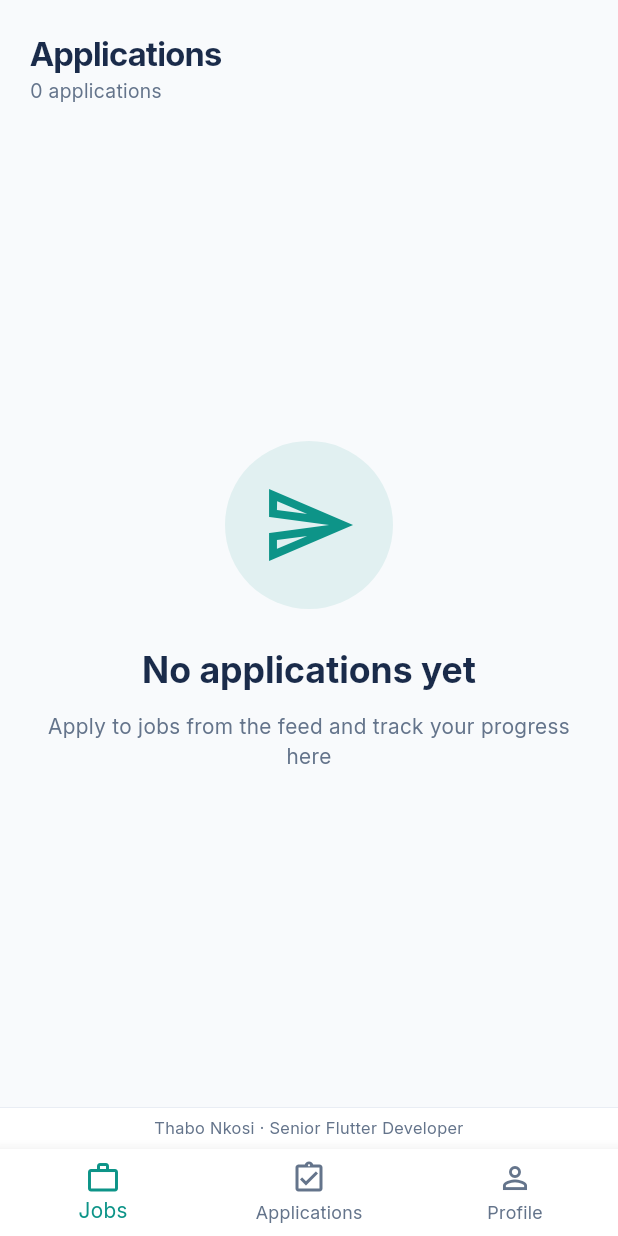
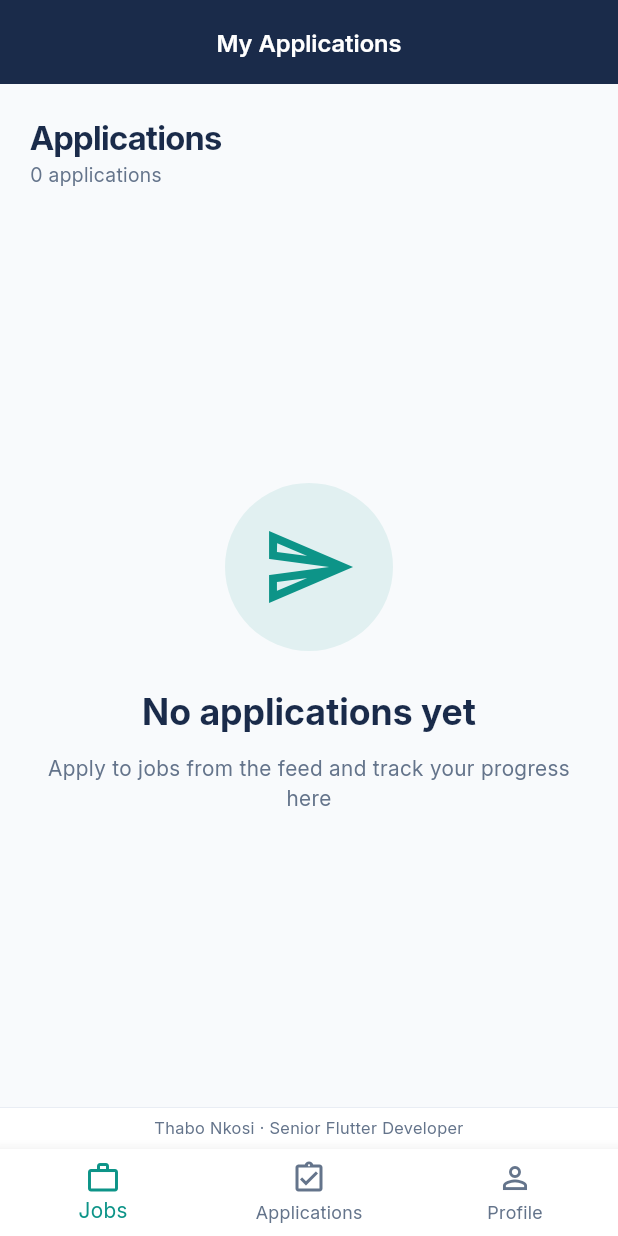
Before and after one commit to mrhartze-web/hireiq-claude-code, a Flutter app: the ApplicationTracker screen opened by its route, on a phone screen of 412 x 824 dp. Run offline on Flutter 3.47's test engine with Material 3 defaults, Android fonts, the phone set to English and light mode, and no system bars; our stand-ins replace cloud_firestore, cloud_functions, firebase_auth, firebase_core, firebase_messaging, firebase_storage and 9 more; accounts and stored records are empty.

Commit message:
fix: missing routes data loading and polish — QC punch list items 1-13
- Add GoRouter redirect aliases for /candidate/dashboard, /candidate/match-iq,
  /candidate/forge-iq, /candidate/uplift-iq, /candidate/passport-iq,
  and /recruiter/brief-builder → their canonical paths
- Remove composite Firestore index requirement from getActiveJobs() by
  dropping orderBy(postedAt) that required a missing index
- Add AppBar ('My Applications') to ApplicationTracker screen
- Pre-fill company name in EmployerPostJob from employer profile
- Unify employer FAB colour (jobs screen now matches dashboard: primaryNavy)
- Fix landing page scroll truncation via crossAxisAlignment.stretch
- Rename recruiter dashboard SliverAppBar title from 'HireIQ' to 'Recruiter Console'

Co-Authored-By: Claude Sonnet 4.6 <noreply@anthropic.com>

```diff
--- a/lib/features/candidate/candidate_application_tracker.dart
+++ b/lib/features/candidate/candidate_application_tracker.dart
@@ -50,6 +50,18 @@ class ApplicationTracker extends ConsumerWidget {
 
     return Scaffold(
       backgroundColor: HireIQTheme.background,
+      appBar: AppBar(
+        backgroundColor: HireIQTheme.primaryNavy,
+        foregroundColor: Colors.white,
+        centerTitle: true,
+        title: Text(
+          'My Applications',
+          style: GoogleFonts.inter(
+              fontSize: 16,
+              fontWeight: FontWeight.w600,
+              color: Colors.white),
+        ),
+      ),
       body: SafeArea(
         bottom: false,
         child: applicationsAsync.when(
--- a/lib/features/employer/employer_jobs.dart
+++ b/lib/features/employer/employer_jobs.dart
@@ -105,8 +105,8 @@ class _EmployerJobsState extends ConsumerState<EmployerJobs>
       ),
       floatingActionButton: FloatingActionButton.extended(
         onPressed: () {},
-        backgroundColor: HireIQTheme.amber,
-        foregroundColor: HireIQTheme.primaryNavy,
+        backgroundColor: HireIQTheme.primaryNavy,
+        foregroundColor: Colors.white,
         icon: const Icon(Icons.add),
         label: Text(
           'Post Job',
--- a/lib/features/public/landing_page.dart
+++ b/lib/features/public/landing_page.dart
@@ -22,6 +22,7 @@ class _LandingPageState extends State<LandingPage> {
       showNavBar: false,
       showFooter: false,
       child: Column(
+        crossAxisAlignment: CrossAxisAlignment.stretch,
         children: [
           _WhiteNavBar(),
           _HeroSection(),
--- a/lib/features/recruiter/recruiter_dashboard.dart
+++ b/lib/features/recruiter/recruiter_dashboard.dart
@@ -42,7 +42,7 @@ class RecruiterDashboard extends ConsumerWidget {
             foregroundColor: Colors.white,
             centerTitle: true,
             title: Text(
-              'HireIQ',
+              'Recruiter Console',
               style: GoogleFonts.inter(
                   fontSize: 16,
                   fontWeight: FontWeight.w600,
--- a/lib/services/firebase/firestore_service.dart
+++ b/lib/services/firebase/firestore_service.dart
@@ -72,7 +72,6 @@ class FirestoreService {
   Stream<List<JobModel>> getActiveJobs() => _db
       .collection('jobs')
       .where('isActive', isEqualTo: true)
-      .orderBy('postedAt', descending: true)
       .snapshots()
       .map((s) => s.docs.map((d) => JobModel.fromJson(d.data())).toList());
 
```
Also changed, not shown: lib/features/employer/employer_post_job.dart (+14 -0 lines), lib/router/app_router.dart (+20 -0 lines), 1 other file.
